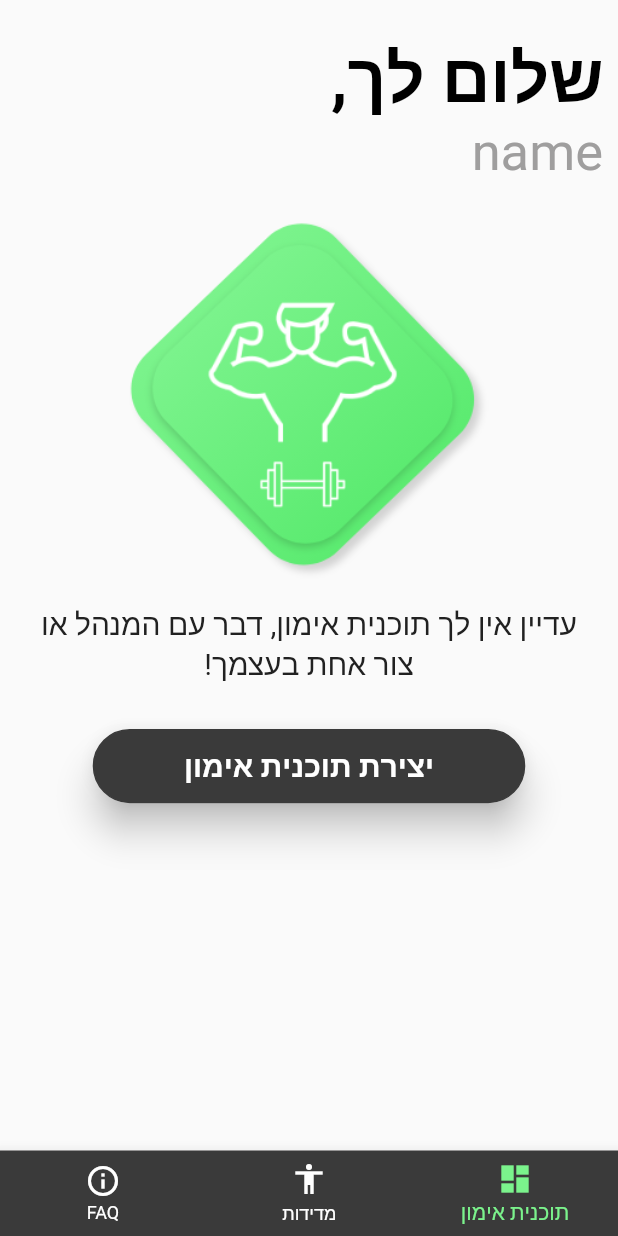
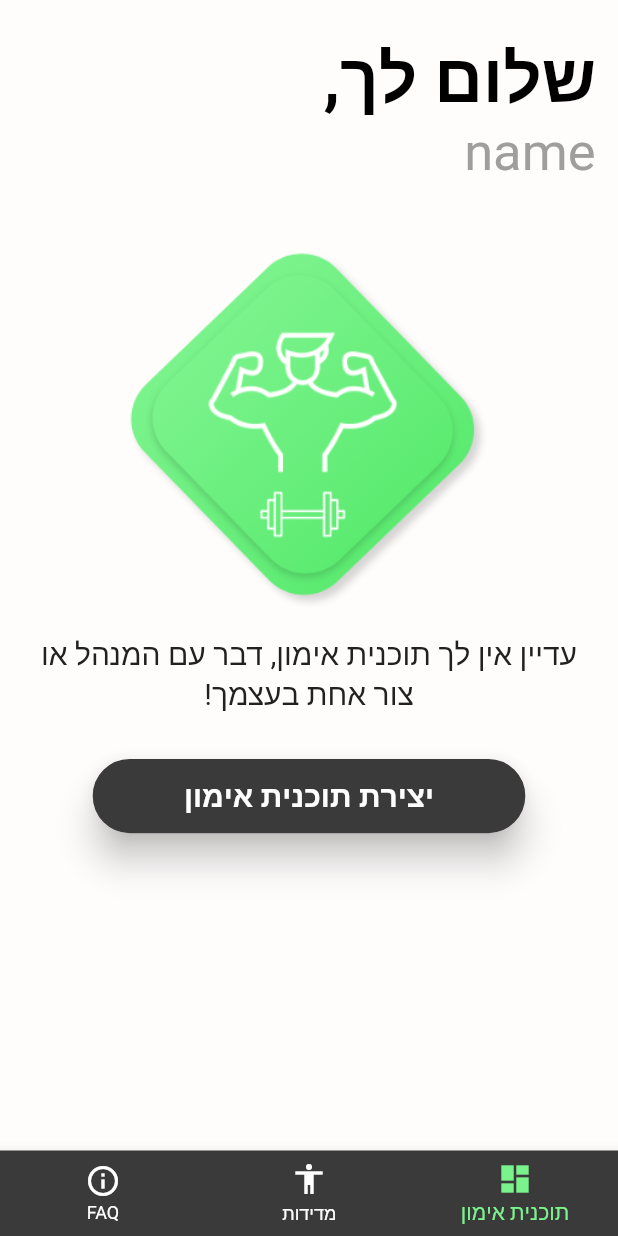
Before and after one commit to haitham-kablan/OneBeat, a Flutter app: the screen it shows once a user with an empty profile is signed in, item 3 of the bottom bar chosen, on a phone screen of 412 x 824 dp. Run offline on Flutter 3.47's test engine with Material 2 defaults, Android fonts, the phone set to English and light mode, and no system bars; our stand-ins replace chewie, cloud_firestore, firebase_auth, firebase_core, firebase_storage, flutter_spinkit and 2 more; accounts and stored records are empty.

Commit message:
Update EmptyExcerisePage.dart

```diff
--- a/one_beat/one_beat_app/lib/Excerise/EmptyExcerisePage.dart
+++ b/one_beat/one_beat_app/lib/Excerise/EmptyExcerisePage.dart
@@ -10,11 +10,12 @@ class EmptyExcerisePage extends StatelessWidget {
   Widget build(BuildContext context) {
     Size size = MediaQuery.of(context).size;
     return Scaffold(
+      backgroundColor: backGround,
       body: Column(
         children: [
           SizedBox(height: 20,),
           Padding(
-            padding: const EdgeInsets.only(right: 10),
+            padding: const EdgeInsets.only(right: 15),
             child: Row(
               mainAxisAlignment: MainAxisAlignment.end,
               children: [
@@ -23,7 +24,7 @@ class EmptyExcerisePage extends StatelessWidget {
             ),
           ),
           Padding(
-            padding: const EdgeInsets.only(right: 10),
+            padding: const EdgeInsets.only(right: 15),
             child: Row(
               mainAxisAlignment: MainAxisAlignment.end,
               children: [
@@ -31,7 +32,7 @@ class EmptyExcerisePage extends StatelessWidget {
               ],
             ),
           ),
-          SizedBox(height: 10,),
+          SizedBox(height: 30,),
           Center(child: Image.asset('assets/MainLogo.png',width: 270,height: 270,)),
           Center(child: Padding(
             padding: const EdgeInsets.only(left: 20,right: 20),
```
